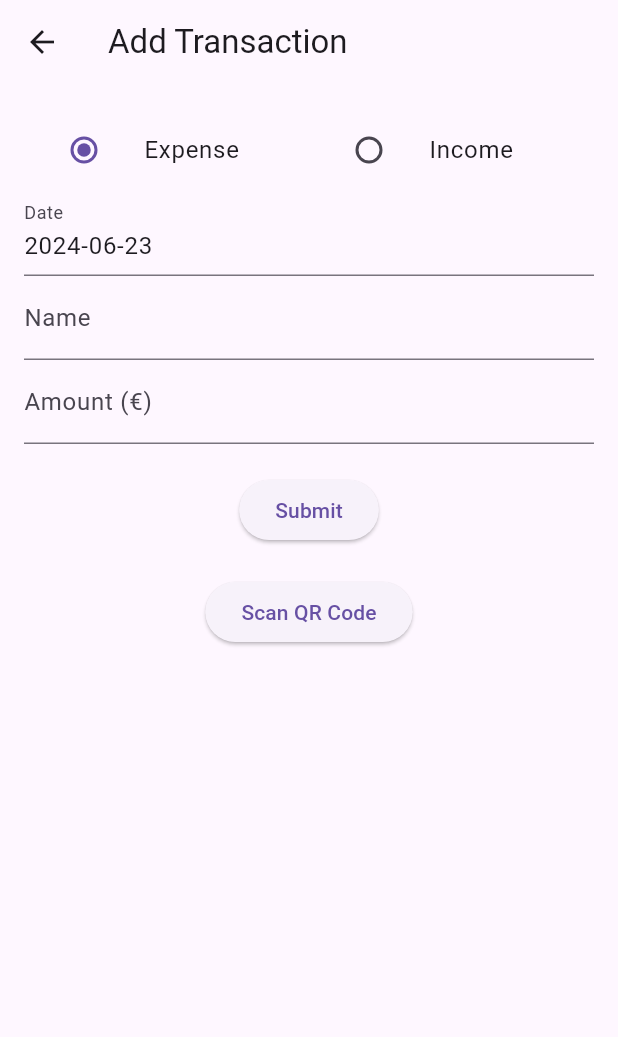
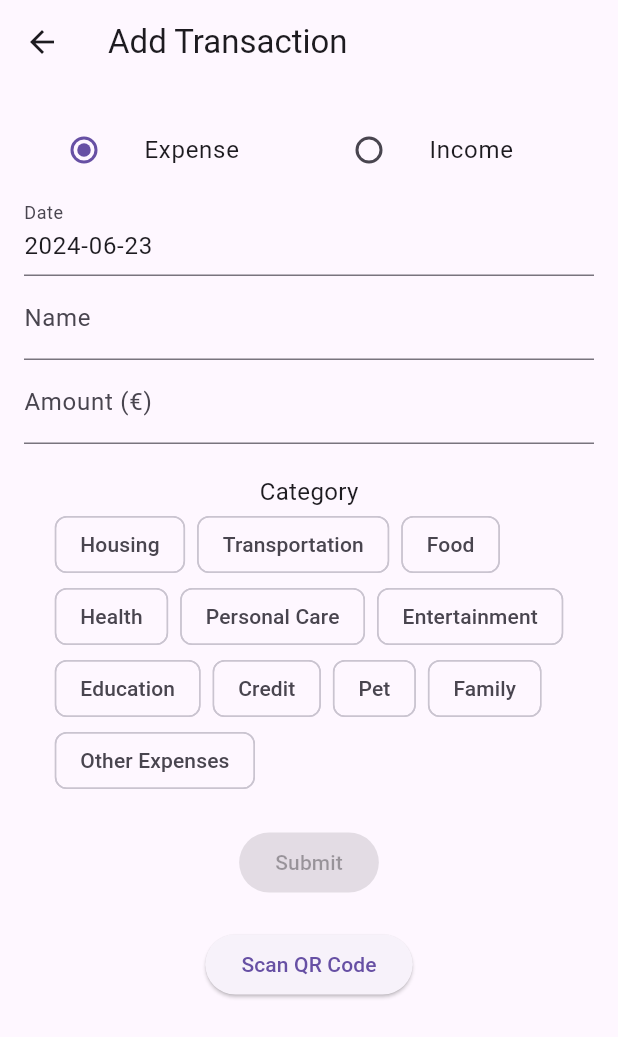
Before and after one commit to darkvuk/qr-budget-tracker, a Flutter app: the screen it shows after launch, after a tap on the "add" icon, on a phone screen of 412 x 824 dp. Shown: the top 1037 px of the screen. Run offline on Flutter 3.47's test engine with Material 3 defaults, Android fonts, the phone set to English and light mode, and no system bars; our stand-ins replace sqflite; missing offline and left inert: qr_code_scanner; accounts and stored records are empty.

Commit message:
Add Categories

```diff
--- a/lib/add_transaction.dart
+++ b/lib/add_transaction.dart
@@ -19,10 +19,33 @@ class _AddTransactionScreenState extends State<AddTransactionScreen> {
   DateTime _date = DateTime.now();
   String _name = '';
   double _amount = 0.0;
+  String _category = '';
   int? _transactionId;
 
   final TextEditingController _dateController = TextEditingController();
   final TextEditingController _amountController = TextEditingController();
+
+  final List<String> _incomeCategories = [
+    'Salary',
+    'Investment',
+    'Gift',
+    'Freelance',
+    'Other Income'
+  ];
+
+  final List<String> _expenseCategories = [
+    'Housing',
+    'Transportation',
+    'Food',
+    'Health',
+    'Personal Care',
+    'Entertainment',
+    'Education',
+    'Credit',
+    'Pet',
+    'Family',
+    'Other Expenses'
+  ];
 
   @override
   void initState() {
@@ -32,6 +55,7 @@ class _AddTransactionScreenState extends State<AddTransactionScreen> {
       _date = DateTime.parse(widget.transaction!['date']);
       _name = widget.transaction!['name'];
       _amount = widget.transaction!['amount'];
+      _category = widget.transaction!['category'] ?? '';
       _transactionId = widget.transaction!['id'];
 
       _dateController.text = DateFormat('yyyy-MM-dd').format(_date);
@@ -48,6 +72,17 @@ class _AddTransactionScreenState extends State<AddTransactionScreen> {
     super.dispose();
   }
 
+  String? _validateAmount(String? value) {
+    if (value == null || value.isEmpty) {
+      return 'Please enter an amount';
+    }
+    final regex = RegExp(r'^\d+(\.\d{1,2})?$');
+    if (!regex.hasMatch(value)) {
+      return 'Enter a valid amount (e.g., 5, 856, 56.19, 179.5)';
+    }
+    return null;
+  }
+
   void _submitTransaction() async {
     if (_formKey.currentState!.validate()) {
       _formKey.currentState!.save();
@@ -56,6 +91,7 @@ class _AddTransactionScreenState extends State<AddTransactionScreen> {
         'date': _date.toIso8601String(),
         'name': _name,
         'amount': _amount,
+        'category': _category,
       };
       if (_transactionId == null) {
         await _dbHelper.insertTransaction(transaction);
@@ -109,6 +145,7 @@ class _AddTransactionScreenState extends State<AddTransactionScreen> {
                         onChanged: (value) {
                           setState(() {
                             _type = value!;
+                            _category = ''; // Reset category when type changes
                           });
                         },
                       ),
@@ -123,6 +160,7 @@ class _AddTransactionScreenState extends State<AddTransactionScreen> {
                         onChanged: (value) {
                           setState(() {
                             _type = value!;
+                            _category = ''; // Reset category when type changes
                           });
                         },
                       ),
@@ -169,16 +207,40 @@ class _AddTransactionScreenState extends State<AddTransactionScreen> {
                 onSaved: (value) {
                   _amount = double.parse(value!);
                 },
-                validator: (value) {
-                  if (value!.isEmpty) {
-                    return 'Please enter an amount';
-                  }
-                  return null;
-                },
+                validator: _validateAmount,
               ),
               SizedBox(height: 20),
+              Text('Category', style: TextStyle(fontSize: 16)),
+              Wrap(
+                spacing: 8.0,
+                children:
+                    (_type == 'income' ? _incomeCategories : _expenseCategories)
+                        .map((category) => ChoiceChip(
+                              label: Text(category),
+                              selected: _category == category,
+                              onSelected: (selected) {
+                                setState(() {
+                                  _category = selected ? category : '';
+                                });
+                              },
+                            ))
+                        .toList(),
+              ),
+              if (_category.isEmpty &&
+                  _formKey.currentState !=
+                      null) // Display error if category is not selected
+                Padding(
+                  padding: const EdgeInsets.only(top: 8.0),
+                  child: Text(
+                    'Please select a category',
+                    style: TextStyle(color: Colors.red, fontSize: 12),
+                  ),
+                ),
+              SizedBox(height: 20),
               ElevatedButton(
-                onPressed: _submitTransaction,
+                onPressed: _category.isEmpty
+                    ? null
+                    : _submitTransaction, // Disable button if category is not selected
                 child: Text(widget.transaction == null ? 'Submit' : 'Update'),
               ),
               SizedBox(height: 20),
--- a/lib/database_helper.dart
+++ b/lib/database_helper.dart
@@ -18,7 +18,7 @@ class DatabaseHelper {
     String path = join(await getDatabasesPath(), 'budget_tracker.db');
     return await openDatabase(
       path,
-      version: 1,
+      version: 2, // Increment the version number
       onCreate: (db, version) async {
         await db.execute('''
           CREATE TABLE transactions (
@@ -26,9 +26,15 @@ class DatabaseHelper {
             type TEXT,
             date TEXT,
             name TEXT,
-            amount REAL
+            amount REAL,
+            category TEXT
           )
         ''');
+      },
+      onUpgrade: (db, oldVersion, newVersion) async {
+        if (oldVersion < 2) {
+          await db.execute('ALTER TABLE transactions ADD COLUMN category TEXT');
+        }
       },
     );
   }
--- a/lib/main.dart
+++ b/lib/main.dart
@@ -33,6 +33,29 @@ class _HomePageState extends State<HomePage> {
   List<Map<String, dynamic>> transactions = [];
   DateTime? startDate;
   DateTime? endDate;
+  String? selectedCategory;
+
+  final List<String> _incomeCategories = [
+    'Salary',
+    'Investment',
+    'Gift',
+    'Freelance',
+    'Other Income'
+  ];
+
+  final List<String> _expenseCategories = [
+    'Housing',
+    'Transportation',
+    'Food',
+    'Health',
+    'Personal Care',
+    'Entertainment',
+    'Education',
+    'Credit',
+    'Pet',
+    'Family',
+    'Other Expenses'
+  ];
 
   @override
   void initState() {
@@ -60,7 +83,8 @@ class _HomePageState extends State<HomePage> {
     });
   }
 
-  void _filterTransactions(DateTime? start, DateTime? end) async {
+  void _filterTransactions(
+      DateTime? start, DateTime? end, String? category) async {
     List<Map<String, dynamic>> data = await _dbHelper.getTransactions();
     double income = 0.0;
     double expense = 0.0;
@@ -71,7 +95,10 @@ class _HomePageState extends State<HomePage> {
           start == null || date.isAfter(start.subtract(Duration(days: 1)));
       bool isBeforeEnd =
           end == null || date.isBefore(end.add(Duration(days: 1)));
-      return isAfterStart && isBeforeEnd;
+      bool isCategoryMatch = category == null ||
+          category.isEmpty ||
+          transaction['category'] == category;
+      return isAfterStart && isBeforeEnd && isCategoryMatch;
     }).toList();
 
     for (var transaction in filteredData) {
@@ -99,9 +126,16 @@ class _HomePageState extends State<HomePage> {
       setState(() {
         startDate = picked.start;
         endDate = picked.end;
-        _filterTransactions(startDate, endDate);
+        _filterTransactions(startDate, endDate, selectedCategory);
       });
     }
+  }
+
+  void _onCategoryChanged(String? category) {
+    setState(() {
+      selectedCategory = category;
+      _filterTransactions(startDate, endDate, selectedCategory);
+    });
   }
 
   void _showTransactionDetails(Map<String, dynamic> transaction) async {
@@ -119,15 +153,12 @@ class _HomePageState extends State<HomePage> {
   @override
   Widget build(BuildContext context) {
     double totalBalance = totalIncome - totalExpense;
+    List<String> allCategories =
+        ['All'] + _incomeCategories + _expenseCategories;
+
     return Scaffold(
       appBar: AppBar(
         title: Text('Budget Tracker'),
-        actions: [
-          IconButton(
-            icon: Icon(Icons.filter_list),
-            onPressed: () => _selectDateRange(context),
-          ),
-        ],
       ),
       body: Column(
         children: [
@@ -191,6 +222,30 @@ class _HomePageState extends State<HomePage> {
               ),
             ),
           ),
+          Padding(
+            padding: const EdgeInsets.symmetric(horizontal: 16.0),
+            child: Row(
+              mainAxisAlignment: MainAxisAlignment.spaceBetween,
+              children: [
+                DropdownButton<String>(
+                  hint: Text('Filter by Category'),
+                  value: selectedCategory,
+                  onChanged: _onCategoryChanged,
+                  items: allCategories.map((String category) {
+                    return DropdownMenuItem<String>(
+                      value: category == 'All' ? null : category,
+                      child: Text(category),
+                    );
+                  }).toList(),
+                ),
+                ElevatedButton.icon(
+                  icon: Icon(Icons.filter_list),
+                  label: Text('Filter by Date'),
+                  onPressed: () => _selectDateRange(context),
+                ),
+              ],
+            ),
+          ),
           Expanded(
             child: ListView.builder(
               itemCount: transactions.length,
@@ -209,8 +264,14 @@ class _HomePageState extends State<HomePage> {
                   background: Container(color: Colors.red),
                   child: ListTile(
                     title: Text(transaction['name']),
-                    subtitle: Text(DateFormat.yMMMd()
-                        .format(DateTime.parse(transaction['date']))),
+                    subtitle: Column(
+                      crossAxisAlignment: CrossAxisAlignment.start,
+                      children: [
+                        Text(DateFormat.yMMMd()
+                            .format(DateTime.parse(transaction['date']))),
+                        Text(transaction['category'] ?? 'No category'),
+                      ],
+                    ),
                     trailing:
                         Text('€${transaction['amount'].toStringAsFixed(2)}'),
                     onTap: () => _showTransactionDetails(transaction),
--- a/lib/transaction_detail.dart
+++ b/lib/transaction_detail.dart
@@ -81,6 +81,11 @@ class TransactionDetailScreen extends StatelessWidget {
                   ),
                   SizedBox(height: 10),
                   Text(
+                    'Category: ${transaction['category'] ?? 'No category'}',
+                    style: TextStyle(fontSize: 18, color: Colors.black87),
+                  ),
+                  SizedBox(height: 10),
+                  Text(
                     '${transaction['amount'].toStringAsFixed(2)} €',
                     style: TextStyle(
                         fontSize: 22,
```
